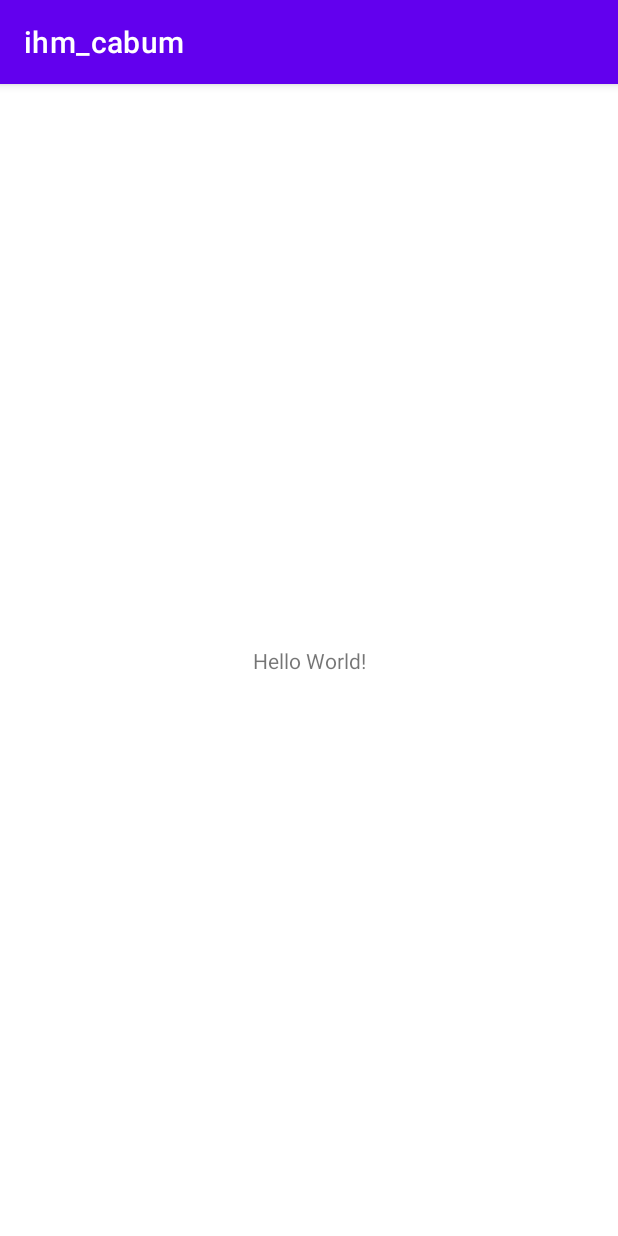
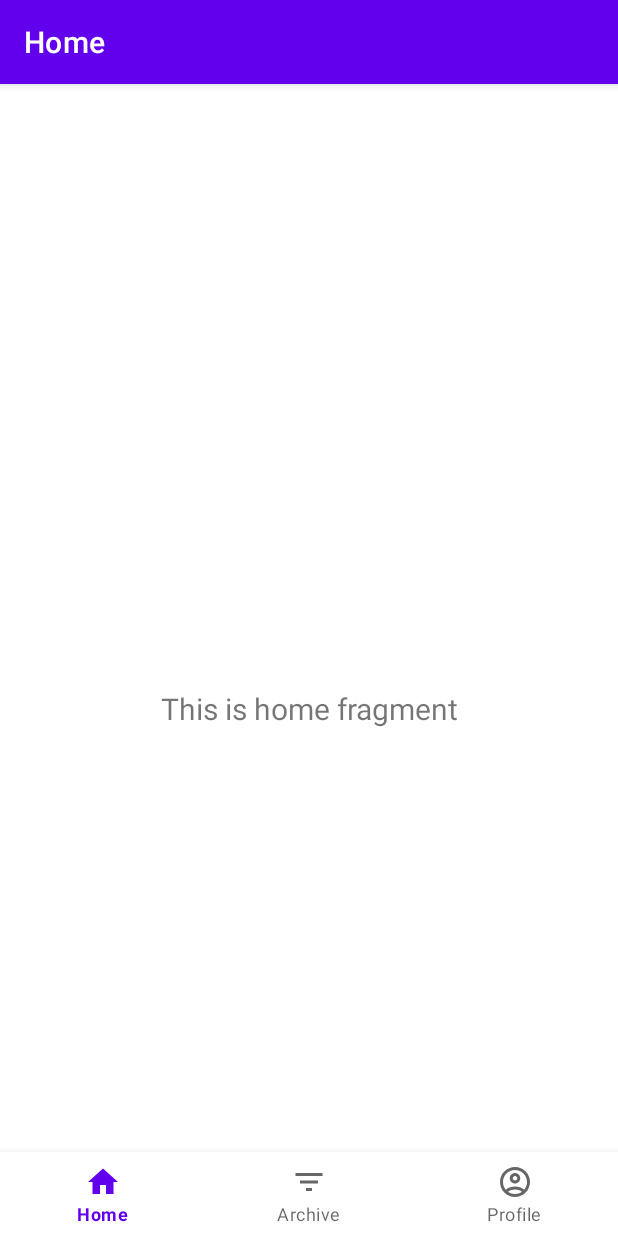
Before and after one commit to neoteristis/si3-ihm-cabum, an Android app: the screen it shows after launch (MainActivity), on a phone screen of 412 x 824 dp. Run offline under Robolectric (Android 15) with nearby library versions, the phone set to English and light mode, and no system bars; our stand-ins replace navigation-ui.

Commit message:
adding a bottom navbar with home, archive, profile pages

```diff
--- a/app/build.gradle
+++ b/app/build.gradle
@@ -15,7 +15,6 @@ android {
 
         testInstrumentationRunner "androidx.test.runner.AndroidJUnitRunner"
     }
-
     buildTypes {
         release {
             minifyEnabled false
@@ -26,6 +25,9 @@ android {
         sourceCompatibility JavaVersion.VERSION_1_8
         targetCompatibility JavaVersion.VERSION_1_8
     }
+    buildFeatures {
+        viewBinding true
+    }
 }
 
 dependencies {
@@ -33,6 +35,8 @@ dependencies {
     implementation 'androidx.appcompat:appcompat:1.6.1'
     implementation 'com.google.android.material:material:1.8.0'
     implementation 'androidx.constraintlayout:constraintlayout:2.1.4'
+    implementation 'androidx.navigation:navigation-fragment:2.4.1'
+    implementation 'androidx.navigation:navigation-ui:2.4.1'
     testImplementation 'junit:junit:4.13.2'
     androidTestImplementation 'androidx.test.ext:junit:1.1.5'
     androidTestImplementation 'androidx.test.espresso:espresso-core:3.5.1'
--- a/app/src/main/java/com/example/ihm_cabum/MainActivity.java
+++ b/app/src/main/java/com/example/ihm_cabum/MainActivity.java
@@ -1,14 +1,32 @@
 package com.example.ihm_cabum;
 
 import androidx.appcompat.app.AppCompatActivity;
+import androidx.navigation.NavController;
+import androidx.navigation.Navigation;
+import androidx.navigation.ui.AppBarConfiguration;
+import androidx.navigation.ui.NavigationUI;
 
 import android.os.Bundle;
 
+import com.example.ihm_cabum.databinding.ActivityMainBinding;
+
 public class MainActivity extends AppCompatActivity {
 
+    private ActivityMainBinding binding;
     @Override
     protected void onCreate(Bundle savedInstanceState) {
         super.onCreate(savedInstanceState);
-        setContentView(R.layout.activity_main);
+        binding = ActivityMainBinding.inflate(getLayoutInflater());
+        setContentView(binding.getRoot());
+
+        // Passing each menu ID as a set of Ids because each
+        // menu should be considered as top level destinations.
+        AppBarConfiguration appBarConfiguration = new AppBarConfiguration.Builder(
+                R.id.navigation_home, R.id.navigation_archive, R.id.navigation_profile)
+                .build();
+        NavController navController = Navigation.findNavController(this, R.id.nav_host_fragment_activity_main);
+        NavigationUI.setupActionBarWithNavController(this, navController, appBarConfiguration);
+        NavigationUI.setupWithNavController(binding.navView, navController);
+
     }
 }
--- /dev/null
+++ b/app/src/main/java/com/example/ihm_cabum/ui/home/HomeFragment.java
@@ -0,0 +1,37 @@
+package com.example.ihm_cabum.ui.home;
+
+import android.os.Bundle;
+import android.view.LayoutInflater;
+import android.view.View;
+import android.view.ViewGroup;
+import android.widget.TextView;
+
+import androidx.annotation.NonNull;
+import androidx.fragment.app.Fragment;
+import androidx.lifecycle.ViewModelProvider;
+
+import com.example.ihm_cabum.databinding.FragmentHomeBinding;
+
+public class HomeFragment extends Fragment {
+
+    private FragmentHomeBinding binding;
+
+    public View onCreateView(@NonNull LayoutInflater inflater,
+                             ViewGroup container, Bundle savedInstanceState) {
+        HomeViewModel homeViewModel =
+                new ViewModelProvider(this).get(HomeViewModel.class);
+
+        binding = FragmentHomeBinding.inflate(inflater, container, false);
+        View root = binding.getRoot();
+
+        final TextView textView = binding.textHome;
+        homeViewModel.getText().observe(getViewLifecycleOwner(), textView::setText);
+        return root;
+    }
+
+    @Override
+    public void onDestroyView() {
+        super.onDestroyView();
+        binding = null;
+    }
+}
--- /dev/null
+++ b/app/src/main/java/com/example/ihm_cabum/ui/home/HomeViewModel.java
@@ -0,0 +1,19 @@
+package com.example.ihm_cabum.ui.home;
+
+import androidx.lifecycle.LiveData;
+import androidx.lifecycle.MutableLiveData;
+import androidx.lifecycle.ViewModel;
+
+public class HomeViewModel extends ViewModel {
+
+    private final MutableLiveData<String> mText;
+
+    public HomeViewModel() {
+        mText = new MutableLiveData<>();
+        mText.setValue("This is home fragment");
+    }
+
+    public LiveData<String> getText() {
+        return mText;
+    }
+}
--- /dev/null
+++ b/app/src/main/res/drawable/ic_archive_black.xml
@@ -0,0 +1,9 @@
+<vector xmlns:android="http://schemas.android.com/apk/res/android"
+    android:width="24dp"
+    android:height="24dp"
+    android:viewportWidth="24.0"
+    android:viewportHeight="24.0">
+  <path
+      android:fillColor="@color/black"
+      android:pathData="M10,18h4v-2h-4v2zM3,6v2h18L21,6L3,6zM6,13h12v-2L6,11v2z"/>
+</vector>
--- /dev/null
+++ b/app/src/main/res/drawable/ic_home_black_24dp.xml
@@ -0,0 +1,9 @@
+<vector xmlns:android="http://schemas.android.com/apk/res/android"
+    android:width="24dp"
+    android:height="24dp"
+    android:viewportWidth="24.0"
+    android:viewportHeight="24.0">
+    <path
+        android:fillColor="#FF000000"
+        android:pathData="M10,20v-6h4v6h5v-8h3L12,3 2,12h3v8z" />
+</vector>
--- /dev/null
+++ b/app/src/main/res/drawable/ic_profile_black.xml
@@ -0,0 +1,12 @@
+<vector xmlns:android="http://schemas.android.com/apk/res/android"
+    android:width="24dp"
+    android:height="24dp"
+    android:viewportWidth="24.0"
+    android:viewportHeight="24.0">
+  <path
+      android:fillColor="@android:color/black"
+      android:pathData="M12,2C6.48,2 2,6.48 2,12s4.48,10 10,10s10,-4.48 10,-10S17.52,2 12,2zM7.35,18.5C8.66,17.56 10.26,17 12,17s3.34,0.56 4.65,1.5C15.34,19.44 13.74,20 12,20S8.66,19.44 7.35,18.5zM18.14,17.12L18.14,17.12C16.45,15.8 14.32,15 12,15s-4.45,0.8 -6.14,2.12l0,0C4.7,15.73 4,13.95 4,12c0,-4.42 3.58,-8 8,-8s8,3.58 8,8C20,13.95 19.3,15.73 18.14,17.12z"/>
+  <path
+      android:fillColor="@android:color/black"
+      android:pathData="M12,6c-1.93,0 -3.5,1.57 -3.5,3.5S10.07,13 12,13s3.5,-1.57 3.5,-3.5S13.93,6 12,6zM12,11c-0.83,0 -1.5,-0.67 -1.5,-1.5S11.17,8 12,8s1.5,0.67 1.5,1.5S12.83,11 12,11z"/>
+</vector>
--- a/app/src/main/res/layout/activity_main.xml
+++ b/app/src/main/res/layout/activity_main.xml
@@ -1,18 +1,33 @@
 <?xml version="1.0" encoding="utf-8"?>
 <androidx.constraintlayout.widget.ConstraintLayout xmlns:android="http://schemas.android.com/apk/res/android"
     xmlns:app="http://schemas.android.com/apk/res-auto"
-    xmlns:tools="http://schemas.android.com/tools"
+    android:id="@+id/container"
     android:layout_width="match_parent"
     android:layout_height="match_parent"
-    tools:context=".MainActivity">
+    android:paddingTop="?attr/actionBarSize">
 
-    <TextView
-        android:layout_width="wrap_content"
+    <com.google.android.material.bottomnavigation.BottomNavigationView
+        android:id="@+id/nav_view"
+        android:layout_width="0dp"
         android:layout_height="wrap_content"
-        android:text="Hello World!"
+        android:layout_marginStart="0dp"
+        android:layout_marginEnd="0dp"
+        android:background="?android:attr/windowBackground"
         app:layout_constraintBottom_toBottomOf="parent"
-        app:layout_constraintEnd_toEndOf="parent"
-        app:layout_constraintStart_toStartOf="parent"
-        app:layout_constraintTop_toTopOf="parent" />
+        app:layout_constraintLeft_toLeftOf="parent"
+        app:layout_constraintRight_toRightOf="parent"
+        app:menu="@menu/bottom_nav_menu" />
+
+    <fragment
+        android:id="@+id/nav_host_fragment_activity_main"
+        android:name="androidx.navigation.fragment.NavHostFragment"
+        android:layout_width="match_parent"
+        android:layout_height="match_parent"
+        app:defaultNavHost="true"
+        app:layout_constraintBottom_toTopOf="@id/nav_view"
+        app:layout_constraintLeft_toLeftOf="parent"
+        app:layout_constraintRight_toRightOf="parent"
+        app:layout_constraintTop_toTopOf="parent"
+        app:navGraph="@navigation/mobile_navigation" />
 
 </androidx.constraintlayout.widget.ConstraintLayout>
--- /dev/null
+++ b/app/src/main/res/layout/fragment_home.xml
@@ -0,0 +1,22 @@
+<?xml version="1.0" encoding="utf-8"?>
+<androidx.constraintlayout.widget.ConstraintLayout xmlns:android="http://schemas.android.com/apk/res/android"
+    xmlns:app="http://schemas.android.com/apk/res-auto"
+    xmlns:tools="http://schemas.android.com/tools"
+    android:layout_width="match_parent"
+    android:layout_height="match_parent"
+    tools:context=".ui.home.HomeFragment">
+
+    <TextView
+        android:id="@+id/text_home"
+        android:layout_width="match_parent"
+        android:layout_height="wrap_content"
+        android:layout_marginStart="8dp"
+        android:layout_marginTop="8dp"
+        android:layout_marginEnd="8dp"
+        android:textAlignment="center"
+        android:textSize="20sp"
+        app:layout_constraintBottom_toBottomOf="parent"
+        app:layout_constraintEnd_toEndOf="parent"
+        app:layout_constraintStart_toStartOf="parent"
+        app:layout_constraintTop_toTopOf="parent" />
+</androidx.constraintlayout.widget.ConstraintLayout>
--- /dev/null
+++ b/app/src/main/res/menu/bottom_nav_menu.xml
@@ -0,0 +1,19 @@
+<?xml version="1.0" encoding="utf-8"?>
+<menu xmlns:android="http://schemas.android.com/apk/res/android">
+
+    <item
+        android:id="@+id/navigation_home"
+        android:icon="@drawable/ic_home_black_24dp"
+        android:title="@string/title_home" />
+
+    <item
+        android:id="@+id/navigation_archive"
+        android:icon="@drawable/ic_archive_black"
+        android:title="@string/title_archive" />
+
+    <item
+        android:id="@+id/navigation_profile"
+        android:icon="@drawable/ic_profile_black"
+        android:title="@string/title_profile" />
+
+</menu>
--- /dev/null
+++ b/app/src/main/res/navigation/mobile_navigation.xml
@@ -0,0 +1,25 @@
+<?xml version="1.0" encoding="utf-8"?>
+<navigation xmlns:android="http://schemas.android.com/apk/res/android"
+    xmlns:app="http://schemas.android.com/apk/res-auto"
+    xmlns:tools="http://schemas.android.com/tools"
+    android:id="@+id/mobile_navigation"
+    app:startDestination="@+id/navigation_home">
+
+    <fragment
+        android:id="@+id/navigation_home"
+        android:name="com.example.ihm_cabum.ui.home.HomeFragment"
+        android:label="@string/title_home"
+        tools:layout="@layout/fragment_home" />
+
+    <fragment
+        android:id="@+id/navigation_archive"
+        android:name="com.example.ihm_cabum.ui.archieve.ArchiveFragment"
+        android:label="@string/title_archive"
+        tools:layout="@layout/fragment_archive" />
+
+    <fragment
+        android:id="@+id/navigation_profile"
+        android:name="com.example.ihm_cabum.ui.profile.ProfileFragment"
+        android:label="@string/title_profile"
+        tools:layout="@layout/fragment_profile" />
+</navigation>
--- a/app/src/main/res/values/strings.xml
+++ b/app/src/main/res/values/strings.xml
@@ -1,3 +1,7 @@
 <resources>
     <string name="app_name">ihm_cabum</string>
+    <string name="title_home">Home</string>
+    <string name="title_archive">Archive</string>
+    <string name="title_profile">Profile</string>
+
 </resources>
```
Also changed, not shown: app/src/main/java/com/example/ihm_cabum/ui/archieve/ArchiveFragment.java (added, +37 -0 lines), app/src/main/java/com/example/ihm_cabum/ui/archieve/ArchiveViewModel.java (added, +19 -0 lines), app/src/main/java/com/example/ihm_cabum/ui/profile/ProfileFragment.java (added, +37 -0 lines), app/src/main/java/com/example/ihm_cabum/ui/profile/ProfileViewModel.java (added, +19 -0 lines), app/src/main/res/layout/fragment_archive.xml (added, +22 -0 lines), app/src/main/res/layout/fragment_profile.xml (added, +22 -0 lines).
